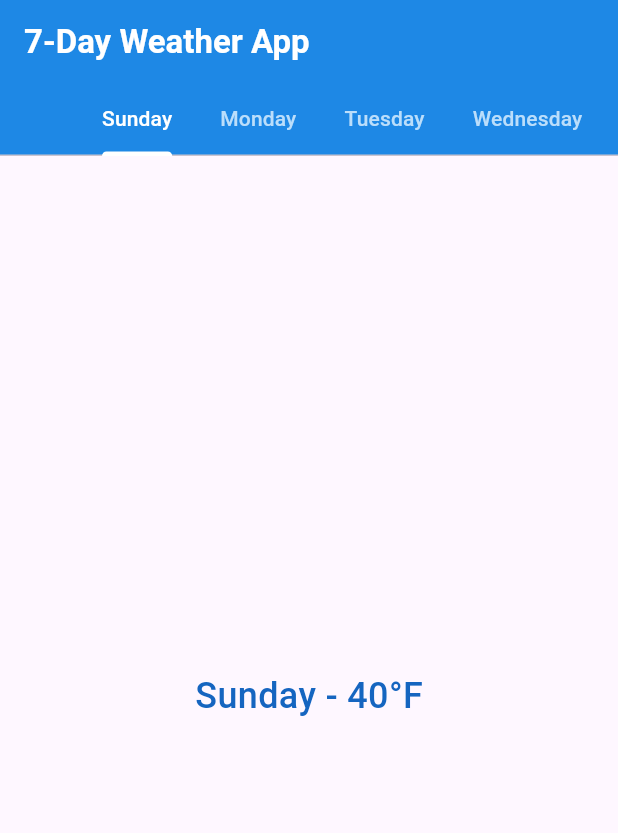
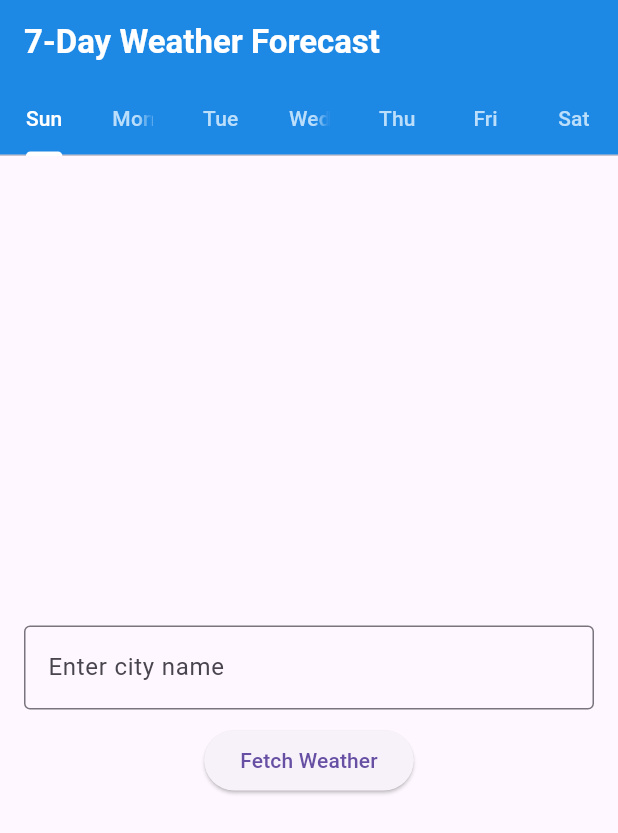
Before and after one commit to princeampofo/act3, a Flutter app: the screen it shows after launch, on a phone screen of 412 x 824 dp. Shown: the top 833 px of the screen. Run offline on Flutter 3.47's test engine with Material 3 defaults, Android fonts, the light colour scheme and no system bars.

Commit message:
added a text box and button to receive user input

```diff
--- a/lib/main.dart
+++ b/lib/main.dart
@@ -1,5 +1,4 @@
 import 'package:flutter/material.dart';
-import 'dart:math';
 
 void main() {
   runApp(MyApp());
@@ -25,8 +24,7 @@ class _WeatherTabsDemo extends StatefulWidget {
 class _WeatherTabsDemoState extends State<_WeatherTabsDemo>
     with SingleTickerProviderStateMixin, RestorationMixin {
   late TabController _tabController;
-  final Random _random = Random();
-  final List<int> _temperatures = List.generate(7, (index) => Random().nextInt(51));
+  final TextEditingController _cityController = TextEditingController();
 
   final RestorableInt tabIndex = RestorableInt(0);
 
@@ -47,31 +45,25 @@ class _WeatherTabsDemoState extends State<_WeatherTabsDemo>
       length: 7,
       vsync: this,
     );
-    _tabController.addListener(() {
-      setState(() {
-        tabIndex.value = _tabController.index;
-        // Generate new temperature when tab changes
-        _temperatures[_tabController.index] = _random.nextInt(51);
-      });
-    });
   }
 
   @override
   void dispose() {
     _tabController.dispose();
+    _cityController.dispose();
     tabIndex.dispose();
     super.dispose();
   }
 
   @override
   Widget build(BuildContext context) {
-    final days = ['Sunday', 'Monday', 'Tuesday', 'Wednesday', 'Thursday', 'Friday', 'Saturday'];
+    final days = ['Sun', 'Mon', 'Tue', 'Wed', 'Thu', 'Fri', 'Sat'];
 
     return Scaffold(
       appBar: AppBar(
         automaticallyImplyLeading: false,
         title: Text(
-          '7-Day Weather App',
+          '7-Day Weather Forecast',
           style: TextStyle(
             color: Colors.white,
             fontWeight: FontWeight.bold,
@@ -80,7 +72,7 @@ class _WeatherTabsDemoState extends State<_WeatherTabsDemo>
         backgroundColor: Colors.blue[600],
         bottom: TabBar(
           controller: _tabController,
-          isScrollable: true,
+          // isScrollable: true,
           indicatorColor: Colors.white,
           labelColor: Colors.white,
           unselectedLabelColor: Colors.blue[100],
@@ -93,14 +85,27 @@ class _WeatherTabsDemoState extends State<_WeatherTabsDemo>
         controller: _tabController,
         children: [
           for (int i = 0; i < days.length; i++)
-            Center(
-              child: Text(
-                '${days[i]} - ${_temperatures[i]}°F',
-                style: TextStyle(
-                  fontSize: 24,
-                  fontWeight: FontWeight.w500,
-                  color: Colors.blue[800],
-                ),
+            Padding(
+              padding: const EdgeInsets.all(16.0),
+              child: Column(
+                mainAxisAlignment: MainAxisAlignment.center,
+                children: [
+                  SizedBox(height: 20),
+                  TextField(
+                    controller: _cityController,
+                    decoration: InputDecoration(
+                      labelText: 'Enter city name',
+                      border: OutlineInputBorder(),
+                    ),
+                  ),
+                  SizedBox(height: 10),
+                  ElevatedButton(
+                    onPressed: () {
+                      // Fetch weather functionality will be added next
+                    },
+                    child: Text('Fetch Weather'),
+                  ),
+                ],
               ),
             ),
         ],
```
